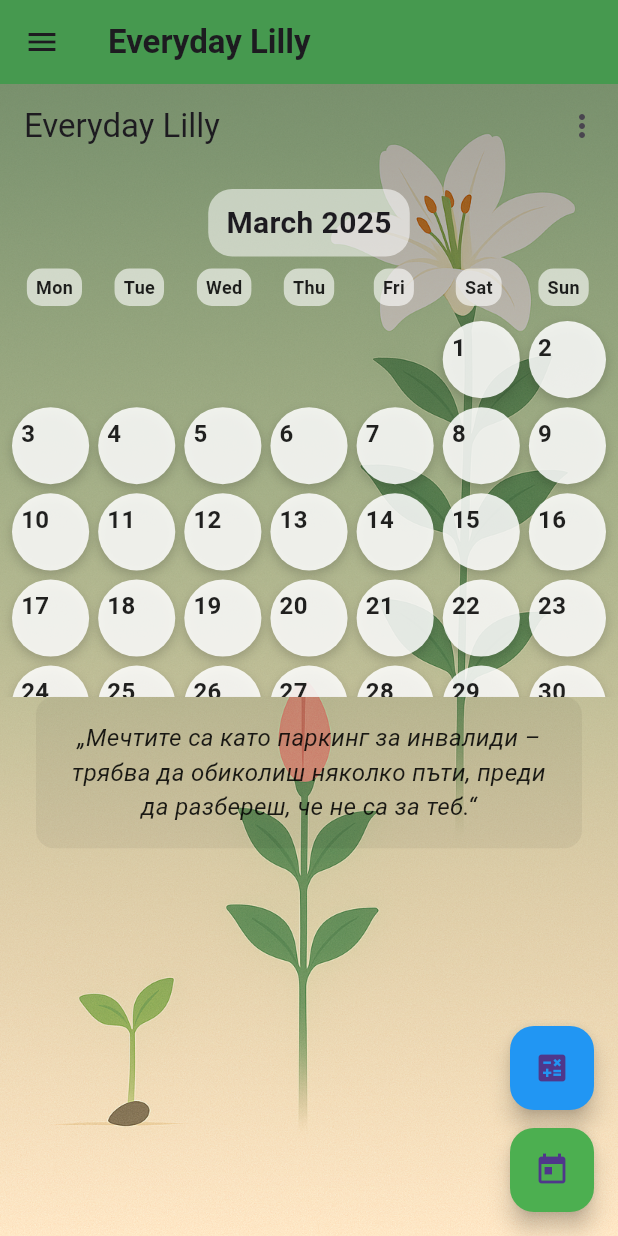
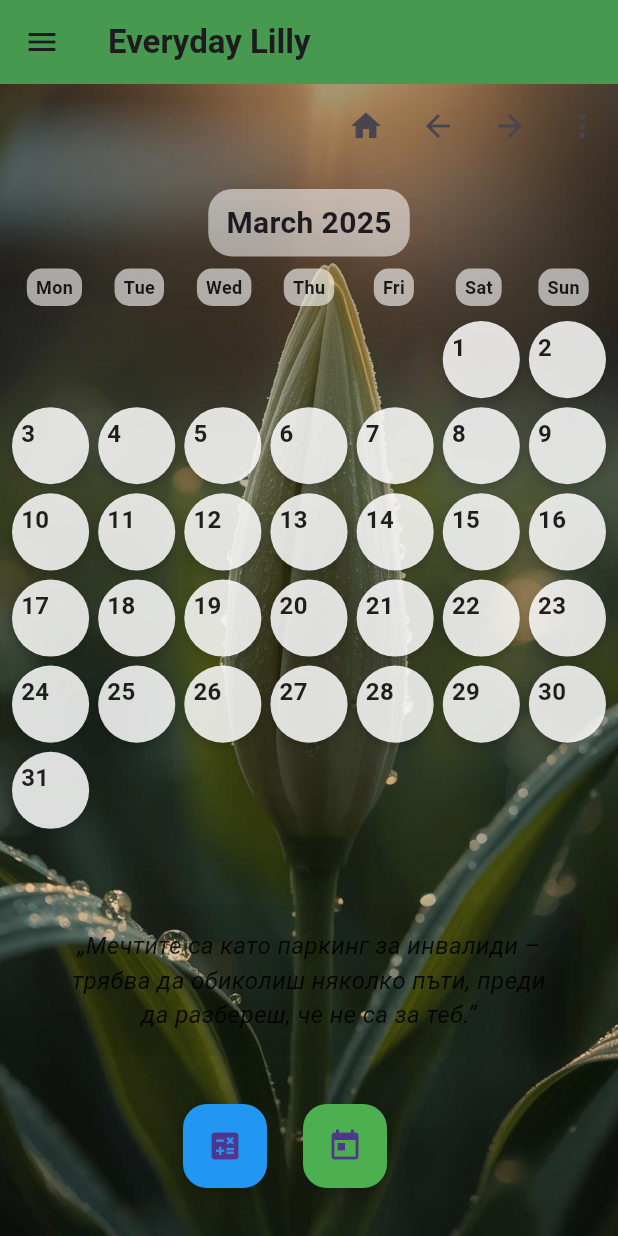
Before and after one commit to Bobsnadenica/everyday_lilly, a Flutter app: the HomePage screen opened directly, swiped to page 3, on a phone screen of 412 x 824 dp. Run offline on Flutter 3.47's test engine with Material 3 defaults, Android fonts, the phone set to English and light mode, and no system bars; our stand-ins replace cross_file, flutter_local_notifications, image_picker, share_plus, shared_preferences, timezone; missing offline and left inert: ffmpeg_kit_flutter_platform_interface; accounts and stored records are empty; project files that could hold a hidden picture were left out.

```diff
--- a/lib/pages/calendar_page.dart
+++ b/lib/pages/calendar_page.dart
@@ -14,6 +14,7 @@ import 'package:archive/archive_io.dart';
 import '../models/calendar.dart';
 import '../services/notifications.dart';
 import 'photo_gallery.dart';
+import '../pages/front_page.dart';
 
 class CalendarPage extends StatefulWidget {
   final Calendar calendar;
@@ -26,17 +27,24 @@ class CalendarPage extends StatefulWidget {
 class _CalendarPageState extends State<CalendarPage> {
   List<String> _quotes = [];
   String? _todaysQuote;
-  // Returns an asset path for background based on current time of day
+  // Returns an asset path for background based on current time of day, picking randomly from variants
   String _getBackgroundForTime() {
     final hour = DateTime.now().hour;
+    final random = Random();
+
+    List<String> morning = ['1.jpg', '11.jpg', '111.jpg'];
+    List<String> afternoon = ['2.jpg', '22.jpg', '222.jpg'];
+    List<String> evening = ['3.jpg', '33.jpg', '333.jpg'];
+    List<String> night = ['4.jpg', '44.jpg', '444.jpg'];
+
     if (hour >= 6 && hour < 12) {
-      return 'assets/backgrounds/morning.png';
+      return 'assets/backgrounds/${morning[random.nextInt(morning.length)]}';
     } else if (hour >= 12 && hour < 18) {
-      return 'assets/backgrounds/afternoon.png';
+      return 'assets/backgrounds/${afternoon[random.nextInt(afternoon.length)]}';
     } else if (hour >= 18 && hour < 20) {
-      return 'assets/backgrounds/evening.png';
+      return 'assets/backgrounds/${evening[random.nextInt(evening.length)]}';
     } else {
-      return 'assets/backgrounds/night.png';
+      return 'assets/backgrounds/${night[random.nextInt(night.length)]}';
     }
   }
   final ImagePicker _picker = ImagePicker();
@@ -50,7 +58,7 @@ class _CalendarPageState extends State<CalendarPage> {
   void initState() {
     super.initState();
     _pageController = PageController(initialPage: DateTime.now().month - 1);
-    _currentYear = widget.calendar.year;
+    _currentYear = DateTime.now().year;
     _loadPhotos();
     _loadQuotes();
     scheduleDailyReminder();
@@ -778,10 +786,36 @@ class _CalendarPageState extends State<CalendarPage> {
     return Scaffold(
       extendBodyBehindAppBar: true,
       appBar: AppBar(
-        title: Text(widget.calendar.name),
+        title: const SizedBox.shrink(),
         backgroundColor: Colors.transparent,
         elevation: 0,
         actions: [
+          IconButton(
+            icon: const Icon(Icons.home),
+            tooltip: 'Go to Front Page',
+            onPressed: () {
+              Navigator.of(context).pushAndRemoveUntil(
+                MaterialPageRoute(builder: (context) => const FrontPage()),
+                (Route<dynamic> route) => false,
+              );
+            },
+          ),
+          IconButton(
+            icon: Icon(Icons.arrow_back),
+            onPressed: () {
+              setState(() {
+                _currentYear--;
+              });
+            },
+          ),
+          IconButton(
+            icon: Icon(Icons.arrow_forward),
+            onPressed: () {
+              setState(() {
+                _currentYear++;
+              });
+            },
+          ),
           PopupMenuButton<String>(
             onSelected: (value) {
               switch (value) {
@@ -856,6 +890,8 @@ class _CalendarPageState extends State<CalendarPage> {
           ),
           // Content
           Positioned.fill(
+            child: Padding(
+              padding: const EdgeInsets.only(bottom: 100), // to prevent FAB overlap
               child: PageView.builder(
                 controller: _pageController,
                 itemCount: 12,
@@ -923,7 +959,12 @@ class _CalendarPageState extends State<CalendarPage> {
 
                             return GestureDetector(
                               onTap: () {
-                              if (isFuture) return;
+                                if (isFuture) {
+                                  ScaffoldMessenger.of(context).showSnackBar(
+                                    const SnackBar(content: Text('You cannot add a photo for a future date.')),
+                                  );
+                                  return;
+                                }
                                 _openDayActions(date);
                               },
                               onLongPress: () {
@@ -935,7 +976,9 @@ class _CalendarPageState extends State<CalendarPage> {
                                   color: photo != null
                                       ? Colors.transparent
                                       : (isFuture
-                                        ? Colors.grey.withOpacity(0.15)
+                                          ? (Theme.of(context).brightness == Brightness.dark
+                                              ? Colors.red.withOpacity(0.2)
+                                              : Colors.red.withOpacity(0.3))
                                           : (Theme.of(context).brightness == Brightness.dark
                                               ? Colors.white.withOpacity(0.08)
                                               : Colors.white.withOpacity(0.85))),
@@ -1054,16 +1097,19 @@ class _CalendarPageState extends State<CalendarPage> {
                             ),
                           ),
                         ),
-                    Spacer(),
+                      const SizedBox(height: 20),
                     ],
                   );
                 },
               ),
             ),
+          ),
         ],
       ),
-      floatingActionButton: Column(
-        mainAxisAlignment: MainAxisAlignment.end,
+      floatingActionButton: Padding(
+        padding: const EdgeInsets.only(bottom: 16),
+        child: Row(
+          mainAxisAlignment: MainAxisAlignment.center,
           children: [
             FloatingActionButton(
               heroTag: 'life_calc',
@@ -1071,7 +1117,7 @@ class _CalendarPageState extends State<CalendarPage> {
               child: const Icon(Icons.calculate),
               onPressed: _showLifeCalcDialog,
             ),
-          const SizedBox(height: 12),
+            const SizedBox(width: 24),
             FloatingActionButton(
               heroTag: 'jump_today',
               backgroundColor: Colors.green,
@@ -1081,6 +1127,7 @@ class _CalendarPageState extends State<CalendarPage> {
               },
             ),
           ],
+        ),
       ),
     );
   }
```
Also changed, not shown: lib/pages/front_page.dart (+5 -4 lines), lib/pages/home_page.dart (+37 -1 lines), lib/services/notifications.dart (+21 -8 lines), pubspec.yaml (+2 -5 lines), assets/backgrounds/1.jpg (added), assets/backgrounds/11.jpg (added), assets/backgrounds/111.jpg (added), assets/backgrounds/1111.jpg (added), assets/backgrounds/2.jpg (added), assets/backgrounds/22.jpg (added), assets/backgrounds/222.jpg (added), assets/backgrounds/2222.jpg (added), assets/backgrounds/3.jpg (added), assets/backgrounds/33.jpg (added), 5 more files, 2 other files. Lines whose indentation alone changed are shown as unchanged.
